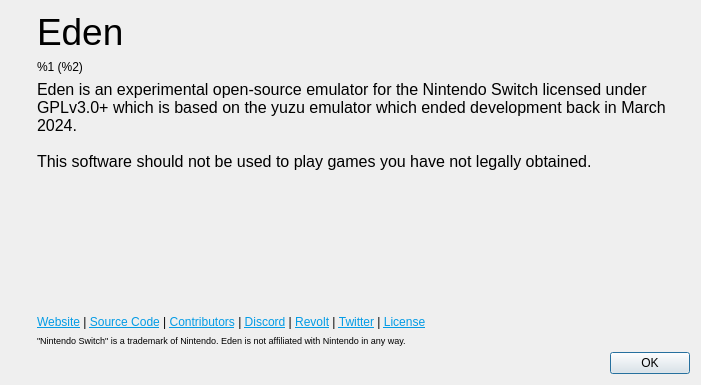
The window that src/yuzu/aboutdialog.ui (rorrim-rorrim/eden-alt) describes before a commit, drawn with Qt 5.
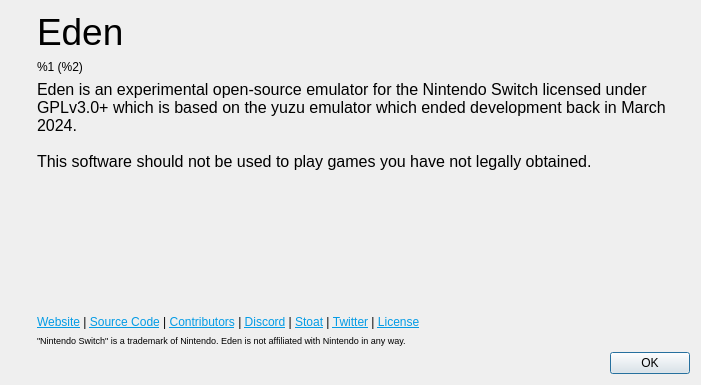
The same window after the commit. Icons and pictures are not drawn.

Commit message:
[dist, docs] Revolt renames itself to Stoat, change rvlt.gg to stt.gg (#2656)
No badges.io yet, no new SVG logo from them

Diff of the .ui file:
```diff
--- a/src/yuzu/aboutdialog.ui
+++ b/src/yuzu/aboutdialog.ui
@@ -128,7 +128,7 @@
        <item>
         <widget class="QLabel" name="labelLinks">
          <property name="text">
-          <string>&lt;html&gt;&lt;head/&gt;&lt;body&gt;&lt;p&gt;&lt;a href=&quot;https://eden-emulator.github.io/&quot;&gt;&lt;span style=&quot; text-decoration: underline; color:#039be5;&quot;&gt;Website&lt;/span&gt;&lt;/a&gt; | &lt;a href=&quot;https://git.eden-emu.dev&quot;&gt;&lt;span style=&quot; text-decoration: underline; color:#039be5;&quot;&gt;Source Code&lt;/span&gt;&lt;/a&gt; | &lt;a href=&quot;https://git.eden-emu.dev/eden-emu/eden/activity/contributors&quot;&gt;&lt;span style=&quot; text-decoration: underline; color:#039be5;&quot;&gt;Contributors&lt;/span&gt;&lt;/a&gt; | &lt;a href=&quot;https://discord.gg/HstXbPch7X&quot;&gt;&lt;span style=&quot; text-decoration: underline; color:#039be5;&quot;&gt;Discord&lt;/span&gt;&lt;/a&gt; | &lt;a href=&quot;https://rvlt.gg/qKgFEAbH&quot;&gt;&lt;span style=&quot; text-decoration: underline; color:#039be5;&quot;&gt;Revolt&lt;/span&gt;&lt;/a&gt; | &lt;a href=&quot;https://nitter.poast.org/edenemuofficial&quot;&gt;&lt;span style=&quot; text-decoration: underline; color:#039be5;&quot;&gt;Twitter&lt;/span&gt;&lt;/a&gt; | &lt;a href=&quot;https://git.eden-emu.dev/eden-emu/eden/src/branch/master/LICENSE.txt&quot;&gt;&lt;span style=&quot; text-decoration: underline; color:#039be5;&quot;&gt;License&lt;/span&gt;&lt;/a&gt;&lt;/p&gt;&lt;/body&gt;&lt;/html&gt;</string>
+          <string>&lt;html&gt;&lt;head/&gt;&lt;body&gt;&lt;p&gt;&lt;a href=&quot;https://eden-emulator.github.io/&quot;&gt;&lt;span style=&quot; text-decoration: underline; color:#039be5;&quot;&gt;Website&lt;/span&gt;&lt;/a&gt; | &lt;a href=&quot;https://git.eden-emu.dev&quot;&gt;&lt;span style=&quot; text-decoration: underline; color:#039be5;&quot;&gt;Source Code&lt;/span&gt;&lt;/a&gt; | &lt;a href=&quot;https://git.eden-emu.dev/eden-emu/eden/activity/contributors&quot;&gt;&lt;span style=&quot; text-decoration: underline; color:#039be5;&quot;&gt;Contributors&lt;/span&gt;&lt;/a&gt; | &lt;a href=&quot;https://discord.gg/HstXbPch7X&quot;&gt;&lt;span style=&quot; text-decoration: underline; color:#039be5;&quot;&gt;Discord&lt;/span&gt;&lt;/a&gt; | &lt;a href=&quot;https://stt.gg/qKgFEAbH&quot;&gt;&lt;span style=&quot; text-decoration: underline; color:#039be5;&quot;&gt;Stoat&lt;/span&gt;&lt;/a&gt; | &lt;a href=&quot;https://nitter.poast.org/edenemuofficial&quot;&gt;&lt;span style=&quot; text-decoration: underline; color:#039be5;&quot;&gt;Twitter&lt;/span&gt;&lt;/a&gt; | &lt;a href=&quot;https://git.eden-emu.dev/eden-emu/eden/src/branch/master/LICENSE.txt&quot;&gt;&lt;span style=&quot; text-decoration: underline; color:#039be5;&quot;&gt;License&lt;/span&gt;&lt;/a&gt;&lt;/p&gt;&lt;/body&gt;&lt;/html&gt;</string>
          </property>
          <property name="openExternalLinks">
           <bool>true</bool>
```
The commit also changes 8 other files.
